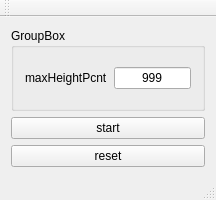
Old version of the form mainwindow.ui in the repository baradoid/polden-ver-motorControl-desktop-test.
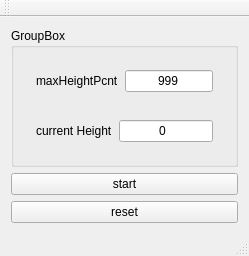
New version of the form.

Commit message: правки

The edit to the form file:
```diff
--- a/mainwindow.ui
+++ b/mainwindow.ui
@@ -6,8 +6,8 @@
    <rect>
     <x>0</x>
     <y>0</y>
-    <width>216</width>
-    <height>200</height>
+    <width>249</width>
+    <height>238</height>
    </rect>
   </property>
   <property name="sizePolicy">
@@ -26,7 +26,10 @@
       <property name="title">
        <string>GroupBox</string>
       </property>
-      <layout class="QHBoxLayout" name="horizontalLayout">
+      <layout class="QVBoxLayout" name="verticalLayout_2">
+       <item>
+        <widget class="QWidget" name="widget" native="true">
+         <layout class="QHBoxLayout" name="horizontalLayout_2">
        <item>
         <widget class="QLabel" name="label">
          <property name="text">
@@ -51,6 +54,38 @@
      </widget>
     </item>
     <item>
+        <widget class="QWidget" name="widget_2" native="true">
+         <layout class="QHBoxLayout" name="horizontalLayout">
+          <item>
+           <widget class="QLabel" name="label_2">
+            <property name="text">
+             <string>current Height</string>
+            </property>
+           </widget>
+          </item>
+          <item>
+           <widget class="QLineEdit" name="lineCurrenHeight">
+            <property name="inputMask">
+             <string>999</string>
+            </property>
+            <property name="text">
+             <string>0</string>
+            </property>
+            <property name="alignment">
+             <set>Qt::AlignCenter</set>
+            </property>
+            <property name="readOnly">
+             <bool>true</bool>
+            </property>
+           </widget>
+          </item>
+         </layout>
+        </widget>
+       </item>
+      </layout>
+     </widget>
+    </item>
+    <item>
      <widget class="QPushButton" name="pushButtonStart">
       <property name="text">
        <string>start</string>
```
Left out of the diff: 2 changed lines with no effect on the pictures. Lines whose indentation alone changed are shown as unchanged. The commit also changes 1 other file.
